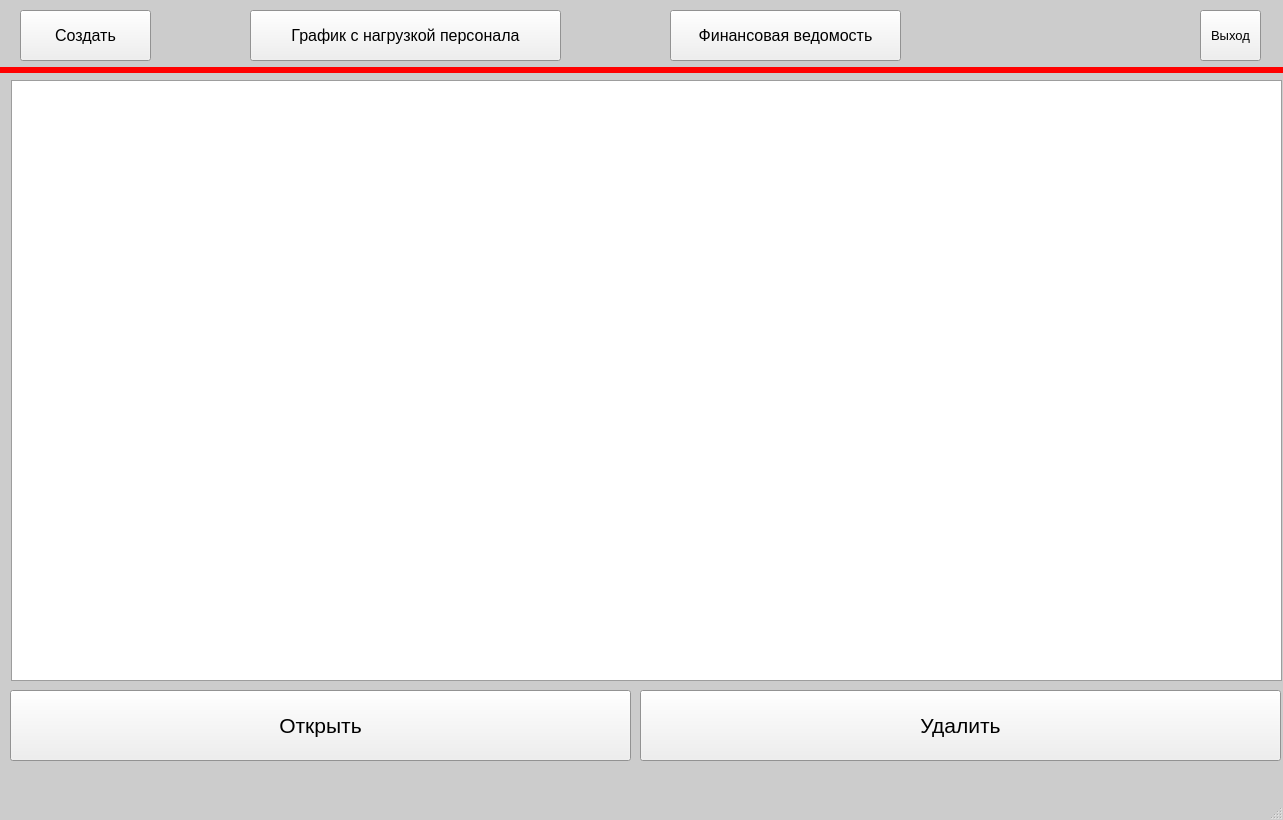
Before: the Qt Designer form main.ui in AnGREATern/kanbaner, drawn with Qt 5.
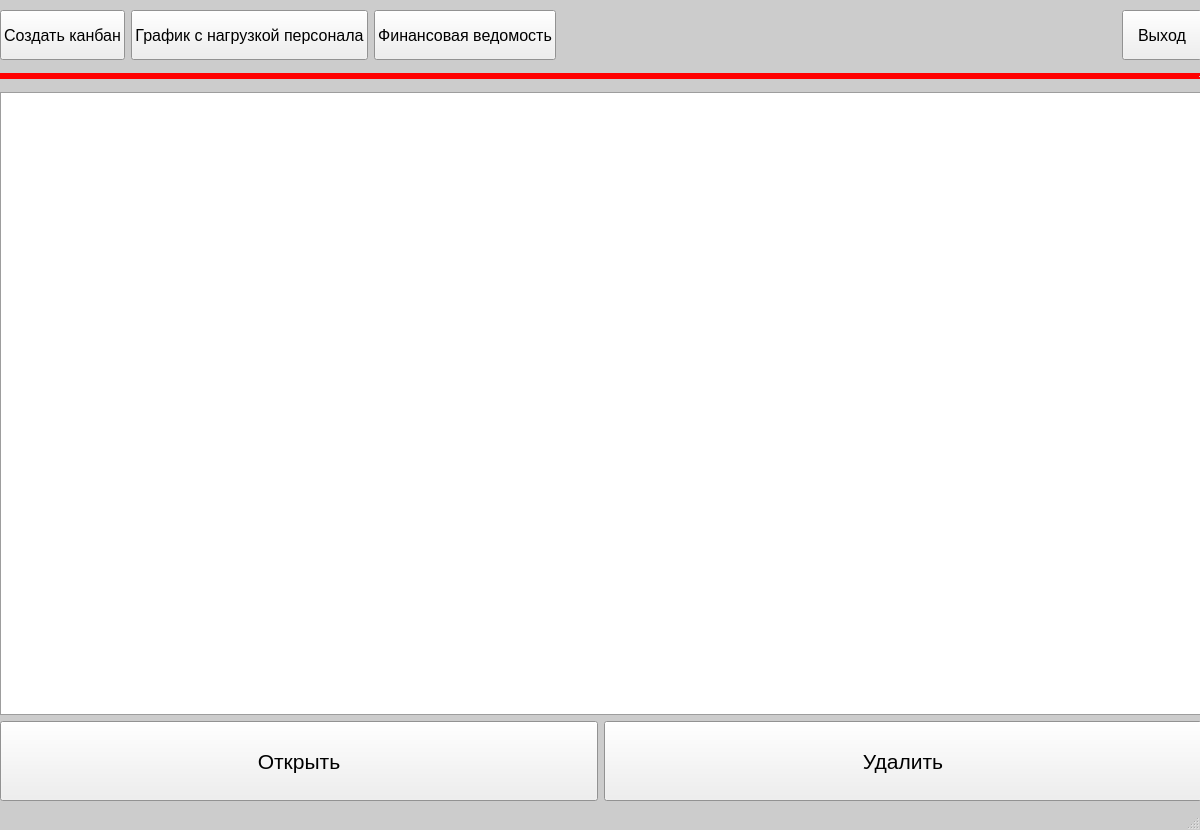
After: the same form once the commit is applied.

Commit message: Дизайн меню

```diff
--- a/main.ui
+++ b/main.ui
@@ -6,8 +6,8 @@
    <rect>
     <x>0</x>
     <y>0</y>
-    <width>1283</width>
-    <height>820</height>
+    <width>1200</width>
+    <height>830</height>
    </rect>
   </property>
   <property name="palette">
@@ -83,14 +83,38 @@
    <string>Kanbaner</string>
   </property>
   <widget class="QWidget" name="centralwidget">
+   <widget class="QLabel" name="label">
+    <property name="geometry">
+     <rect>
+      <x>950</x>
+      <y>20</y>
+      <width>231</width>
+      <height>31</height>
+     </rect>
+    </property>
+    <property name="text">
+     <string/>
+    </property>
+   </widget>
+   <widget class="QWidget" name="verticalLayoutWidget">
+    <property name="geometry">
+     <rect>
+      <x>0</x>
+      <y>10</y>
+      <width>1202</width>
+      <height>791</height>
+     </rect>
+    </property>
+    <layout class="QVBoxLayout" name="verticalLayout">
+     <item>
+      <layout class="QHBoxLayout" name="horizontalLayout">
+       <item>
    <widget class="QPushButton" name="pb_create">
-    <property name="geometry">
-     <rect>
-      <x>20</x>
-      <y>10</y>
-      <width>131</width>
-      <height>51</height>
-     </rect>
+         <property name="minimumSize">
+          <size>
+           <width>0</width>
+           <height>50</height>
+          </size>
     </property>
     <property name="font">
      <font>
@@ -98,17 +122,86 @@
      </font>
     </property>
     <property name="text">
-     <string>Создать</string>
-    </property>
-   </widget>
+          <string>Создать канбан</string>
+         </property>
+        </widget>
+       </item>
+       <item>
+        <widget class="QPushButton" name="pb_graph">
+         <property name="minimumSize">
+          <size>
+           <width>0</width>
+           <height>50</height>
+          </size>
+         </property>
+         <property name="font">
+          <font>
+           <pointsize>12</pointsize>
+          </font>
+         </property>
+         <property name="text">
+          <string>График с нагрузкой персонала</string>
+         </property>
+        </widget>
+       </item>
+       <item>
+        <widget class="QPushButton" name="pb_finance">
+         <property name="minimumSize">
+          <size>
+           <width>0</width>
+           <height>50</height>
+          </size>
+         </property>
+         <property name="font">
+          <font>
+           <pointsize>12</pointsize>
+          </font>
+         </property>
+         <property name="text">
+          <string>Финансовая ведомость</string>
+         </property>
+        </widget>
+       </item>
+       <item>
+        <spacer name="horizontalSpacer">
+         <property name="orientation">
+          <enum>Qt::Horizontal</enum>
+         </property>
+         <property name="sizeHint" stdset="0">
+          <size>
+           <width>40</width>
+           <height>20</height>
+          </size>
+         </property>
+        </spacer>
+       </item>
+       <item>
+        <widget class="QPushButton" name="pb_login">
+         <property name="minimumSize">
+          <size>
+           <width>0</width>
+           <height>50</height>
+          </size>
+         </property>
+         <property name="font">
+          <font>
+           <pointsize>12</pointsize>
+          </font>
+         </property>
+         <property name="text">
+          <string>Выход</string>
+         </property>
+        </widget>
+       </item>
+      </layout>
+     </item>
+     <item>
    <widget class="Line" name="line">
-    <property name="geometry">
-     <rect>
-      <x>-4</x>
-      <y>50</y>
-      <width>1320</width>
-      <height>41</height>
-     </rect>
+       <property name="minimumSize">
+        <size>
+         <width>1200</width>
+         <height>20</height>
+        </size>
     </property>
     <property name="palette">
      <palette>
@@ -322,15 +415,9 @@
      <enum>Qt::Horizontal</enum>
     </property>
    </widget>
+     </item>
+     <item>
    <widget class="QListWidget" name="lw">
-    <property name="geometry">
-     <rect>
-      <x>11</x>
-      <y>80</y>
-      <width>1271</width>
-      <height>601</height>
-     </rect>
-    </property>
     <property name="font">
      <font>
       <pointsize>18</pointsize>
@@ -339,14 +426,16 @@
      </font>
     </property>
    </widget>
+     </item>
+     <item>
+      <layout class="QHBoxLayout" name="horizontalLayout_2">
+       <item>
    <widget class="QPushButton" name="pb_open">
-    <property name="geometry">
-     <rect>
-      <x>10</x>
-      <y>690</y>
-      <width>621</width>
-      <height>71</height>
-     </rect>
+         <property name="minimumSize">
+          <size>
+           <width>0</width>
+           <height>80</height>
+          </size>
     </property>
     <property name="font">
      <font>
@@ -359,14 +448,14 @@
      <string>Открыть</string>
     </property>
    </widget>
+       </item>
+       <item>
    <widget class="QPushButton" name="pb_delete">
-    <property name="geometry">
-     <rect>
-      <x>640</x>
-      <y>690</y>
-      <width>641</width>
-      <height>71</height>
-     </rect>
+         <property name="minimumSize">
+          <size>
+           <width>0</width>
+           <height>80</height>
+          </size>
     </property>
     <property name="font">
      <font>
@@ -377,72 +466,10 @@
      <string>Удалить</string>
     </property>
    </widget>
-   <widget class="QPushButton" name="pb_login">
-    <property name="geometry">
-     <rect>
-      <x>1200</x>
-      <y>10</y>
-      <width>61</width>
-      <height>51</height>
-     </rect>
-    </property>
-    <property name="font">
-     <font>
-      <pointsize>10</pointsize>
-     </font>
-    </property>
-    <property name="text">
-     <string>Выход</string>
-    </property>
-   </widget>
-   <widget class="QPushButton" name="pb_finance">
-    <property name="geometry">
-     <rect>
-      <x>670</x>
-      <y>10</y>
-      <width>231</width>
-      <height>51</height>
-     </rect>
-    </property>
-    <property name="font">
-     <font>
-      <pointsize>12</pointsize>
-     </font>
-    </property>
-    <property name="text">
-     <string>Финансовая ведомость</string>
-    </property>
-   </widget>
-   <widget class="QPushButton" name="pb_graph">
-    <property name="geometry">
-     <rect>
-      <x>250</x>
-      <y>10</y>
-      <width>311</width>
-      <height>51</height>
-     </rect>
-    </property>
-    <property name="font">
-     <font>
-      <pointsize>12</pointsize>
-     </font>
-    </property>
-    <property name="text">
-     <string>График с нагрузкой персонала</string>
-    </property>
-   </widget>
-   <widget class="QLabel" name="label">
-    <property name="geometry">
-     <rect>
-      <x>950</x>
-      <y>20</y>
-      <width>231</width>
-      <height>31</height>
-     </rect>
-    </property>
-    <property name="text">
-     <string/>
-    </property>
+       </item>
+      </layout>
+     </item>
+    </layout>
    </widget>
   </widget>
   <widget class="QStatusBar" name="statusbar"/>
```
Lines whose indentation alone changed are shown as unchanged. The commit also changes 1 other file.
